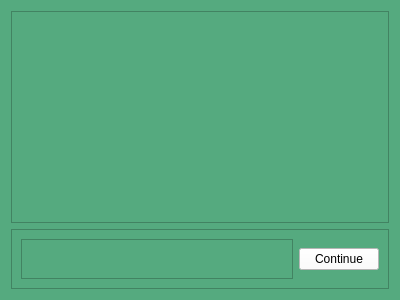
Before: the Qt Designer form CyberFleet/ClientGUI/licensearea.ui in ibicdlcod/GuoMuoRuoProject, drawn with Qt 5.
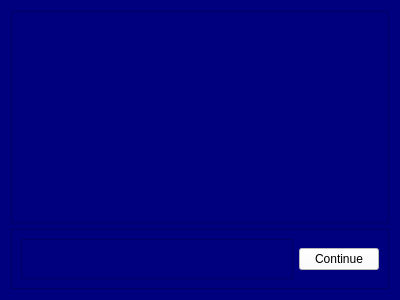
After: the same form once the commit is applied.

Patch:
```diff
--- a/CyberFleet/ClientGUI/licensearea.ui
+++ b/CyberFleet/ClientGUI/licensearea.ui
@@ -14,7 +14,7 @@
    <string>Frame</string>
   </property>
   <property name="styleSheet">
-   <string notr="true">background-color: rgb(85, 170, 127);</string>
+   <string notr="true">background-color: rgb(0, 0, 127);</string>
   </property>
   <layout class="QVBoxLayout" name="verticalLayout">
    <item>
```
Left out of the diff: 19 changed lines with no effect on the pictures.
